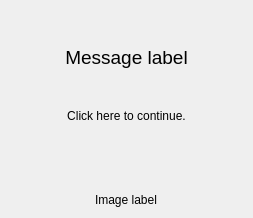
This is src/gui/main_window/central_widget/login_overlay_widget/LoginOverlayWidget.ui in ephell/Telescrape as Qt 5 draws it before an edit. The edited form follows.
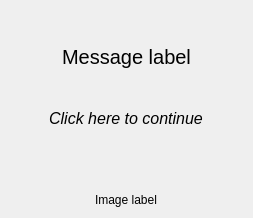
This is the edited form.

Commit message: Increase point size; Make continue button font italic

Diff of the .ui file:
```diff
--- a/src/gui/main_window/central_widget/login_overlay_widget/LoginOverlayWidget.ui
+++ b/src/gui/main_window/central_widget/login_overlay_widget/LoginOverlayWidget.ui
@@ -23,7 +23,7 @@
       <widget class="QLabel" name="status_message_label">
        <property name="font">
         <font>
-         <pointsize>14</pointsize>
+         <pointsize>15</pointsize>
          <bold>false</bold>
         </font>
        </property>
@@ -53,6 +53,12 @@
          <verstretch>0</verstretch>
         </sizepolicy>
        </property>
+       <property name="font">
+        <font>
+         <pointsize>12</pointsize>
+         <italic>true</italic>
+        </font>
+       </property>
        <property name="styleSheet">
         <string notr="true">#continue_button {
 	background-color: transparent;
@@ -60,7 +66,7 @@
 }</string>
        </property>
        <property name="text">
-        <string>Click here to continue.</string>
+        <string>Click here to continue</string>
        </property>
       </widget>
      </item>
```
The commit also changes 1 other file.
